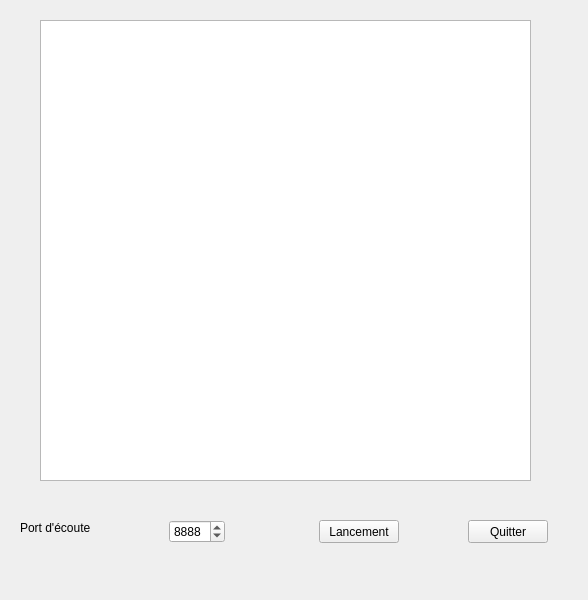
Old version of the form Serveur_Donjons/serveurcrawler.ui in the repository molivier1/Challenge_Noel.
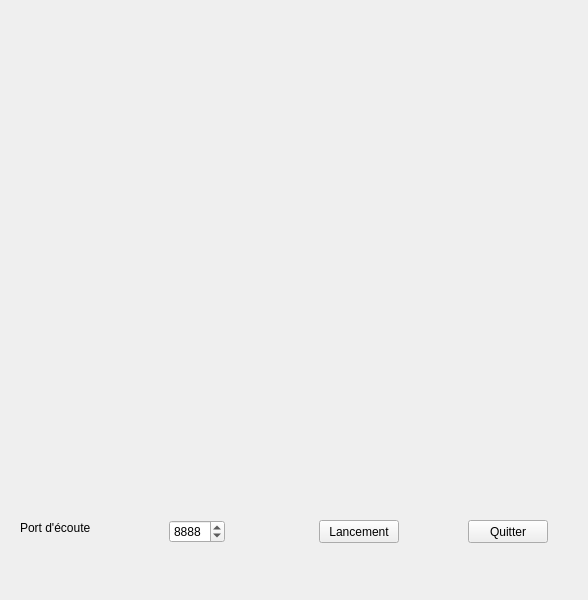
New version of the form.

Diff of the .ui file:
```diff
--- a/Serveur_Donjons/serveurcrawler.ui
+++ b/Serveur_Donjons/serveurcrawler.ui
@@ -68,16 +68,6 @@
     <string>Port d'écoute</string>
    </property>
   </widget>
-  <widget class="QTextEdit" name="textEdit">
-   <property name="geometry">
-    <rect>
-     <x>40</x>
-     <y>20</y>
-     <width>491</width>
-     <height>461</height>
-    </rect>
-   </property>
-  </widget>
  </widget>
  <resources/>
  <connections>
```
